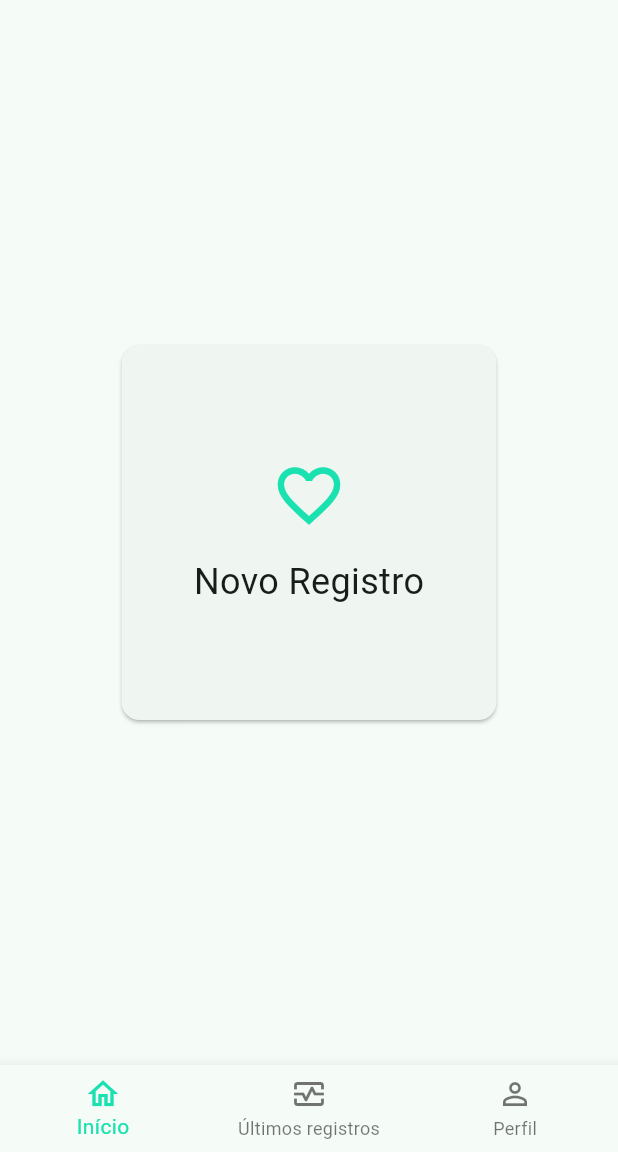
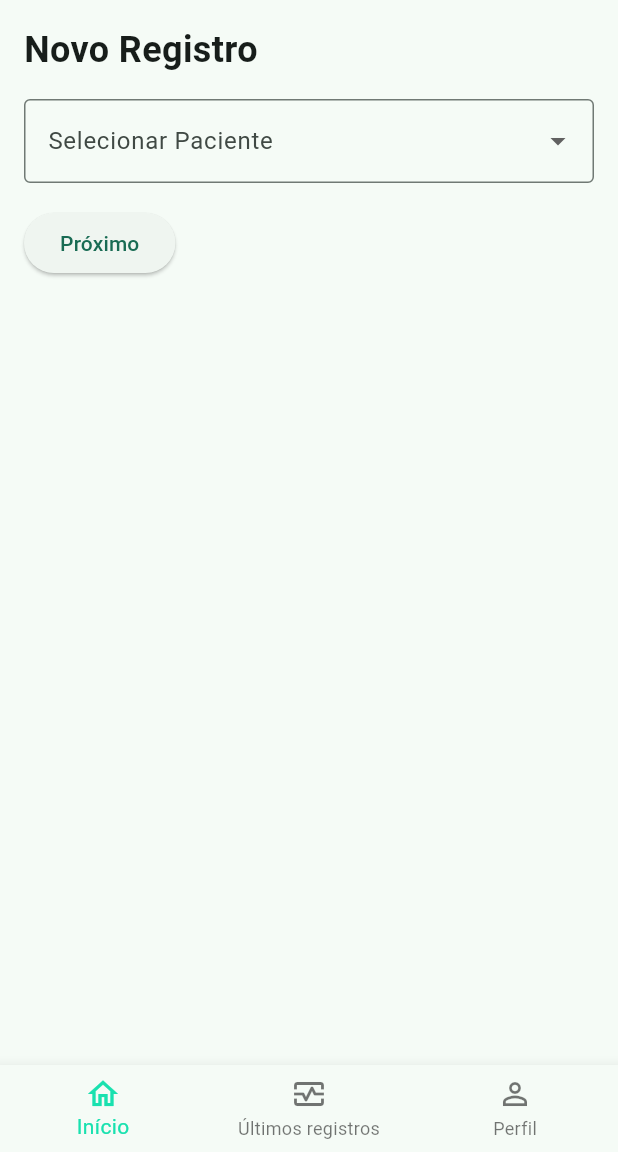
Before and after one commit to DeboraBorgesDev/careSyncApp, a Flutter app: the screen it shows after launch, after a tap on "Entrar", after a tap on "Novo Registro", on a phone screen of 412 x 824 dp, the part 84-1236 px from its top. Run offline on Flutter 3.47's test engine with Material 3 defaults, Android fonts, the phone set to English and light mode, and no system bars.

Commit message:
criação da página de registro de sinais vitais

```diff
--- a/lib/components/AppScaffold/app_scaffould.dart
+++ b/lib/components/AppScaffold/app_scaffould.dart
@@ -37,6 +37,7 @@ class _AppScaffoldState extends State<AppScaffold> {
   Widget build(BuildContext context) {
     return Scaffold(
       appBar: AppBar(
+        automaticallyImplyLeading: false,
         backgroundColor: const Color.fromARGB(255, 25, 225, 175),
         title: Center(
           child: Image.asset(
--- /dev/null
+++ b/lib/forms/novo_registro_form.dart
@@ -0,0 +1,35 @@
+import 'package:caresync/forms/selecionar_paciente_form.dart';
+import 'package:caresync/forms/sianais_vitais_inputs.dart';
+import 'package:flutter/material.dart';
+
+class NovoRegistroForm extends StatefulWidget {
+  const NovoRegistroForm({Key? key}) : super(key: key);
+
+  @override
+  _NovoRegistroFormState createState() => _NovoRegistroFormState();
+}
+
+class _NovoRegistroFormState extends State<NovoRegistroForm> {
+  String? _selectedPaciente;
+  bool _showSinaisVitaisInputs = false;
+
+  final List<String> _pacientes = [
+    'João Silva', 'Maria Oliveira', 'Carlos Souza', 'Ana Paula',
+    'Pedro Henrique', 'Mariana Lima', 'José Santos', 'Luiza Almeida'
+  ];
+
+  @override
+  Widget build(BuildContext context) {
+    return _showSinaisVitaisInputs
+        ? SinaisVitaisInputs()
+        : SelecionarPaciente(
+      pacientes: _pacientes,
+      onPacienteSelected: (paciente) {
+        setState(() {
+          _selectedPaciente = paciente;
+          _showSinaisVitaisInputs = true;
+        });
+      },
+    );
+  }
+}
--- /dev/null
+++ b/lib/forms/selecionar_paciente_form.dart
@@ -0,0 +1,70 @@
+import 'package:flutter/material.dart';
+
+class SelecionarPaciente extends StatefulWidget {
+  final List<String> pacientes;
+  final ValueChanged<String?> onPacienteSelected;
+
+  const SelecionarPaciente({
+    Key? key,
+    required this.pacientes,
+    required this.onPacienteSelected,
+  }) : super(key: key);
+
+  @override
+  _SelecionarPacienteState createState() => _SelecionarPacienteState();
+}
+
+class _SelecionarPacienteState extends State<SelecionarPaciente> {
+  String? _selectedPaciente;
+
+  @override
+  Widget build(BuildContext context) {
+    return  Column(
+      children: [
+        Padding(
+          padding: const EdgeInsets.all(16.0),
+          child: Column(
+            crossAxisAlignment: CrossAxisAlignment.start,
+            children: [
+              const Text(
+                'Novo Registro',
+                style: TextStyle(fontSize: 24, fontWeight: FontWeight.bold),
+              ),
+              const SizedBox(height: 16.0),
+              DropdownButtonFormField<String>(
+                decoration: InputDecoration(
+                  labelText: 'Selecionar Paciente',
+                  border: OutlineInputBorder(),
+                ),
+                value: _selectedPaciente,
+                items: widget.pacientes.map((String paciente) {
+                  return DropdownMenuItem<String>(
+                    value: paciente,
+                    child: Text(paciente),
+                  );
+                }).toList(),
+                onChanged: (String? newValue) {
+                  setState(() {
+                    _selectedPaciente = newValue;
+                  });
+                },
+                validator: (value) => value == null ? 'Selecione um paciente' : null,
+                onSaved: widget.onPacienteSelected,
+              ),
+              const SizedBox(height: 16.0),
+              ElevatedButton(
+                onPressed: () {
+                  if (_selectedPaciente != null) {
+                    widget.onPacienteSelected(_selectedPaciente);
+                  }
+                },
+                child: const Text('Próximo'),
+              ),
+            ],
+          ),
+        )
+      ]
+      ,
+    );
+  }
+}
--- a/lib/home/home.view.dart
+++ b/lib/home/home.view.dart
@@ -1,5 +1,7 @@
 import 'package:flutter/material.dart';
 import 'package:caresync/components/AppScaffold/app_scaffould.dart';
+
+import '../novoRegistro/novo_registro_page.dart';
 
 class Home extends StatelessWidget {
   const Home({super.key});
@@ -28,7 +30,10 @@ class HomeContent extends StatelessWidget {
             Card(
               child: InkWell(
                 onTap: () {
-                  // Ação para Novo Registro
+                  Navigator.push(
+                    context,
+                    MaterialPageRoute(builder: (context) => const NovoRegistroPage()),
+                  );
                 },
                 child: const SizedBox(
                   width: 250,
--- /dev/null
+++ b/lib/novoRegistro/novo_registro_page.dart
@@ -0,0 +1,17 @@
+
+import 'package:flutter/material.dart';
+
+import '../components/AppScaffold/app_scaffould.dart';
+import '../forms/novo_registro_form.dart';
+
+class NovoRegistroPage extends StatelessWidget {
+  const NovoRegistroPage({super.key});
+
+  @override
+  Widget build(BuildContext context) {
+    return const AppScaffold(
+      selectedIndex: 0,
+      body: NovoRegistroForm(),
+    );
+  }
+}
```
Also changed, not shown: lib/forms/sianais_vitais_inputs.dart (added, +83 -0 lines).
